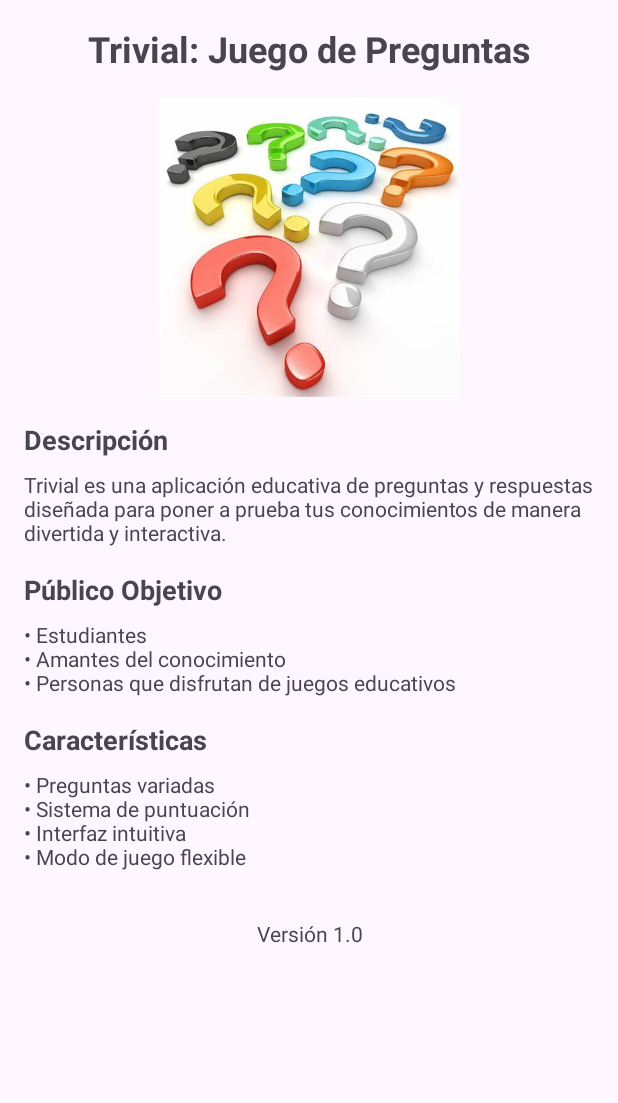
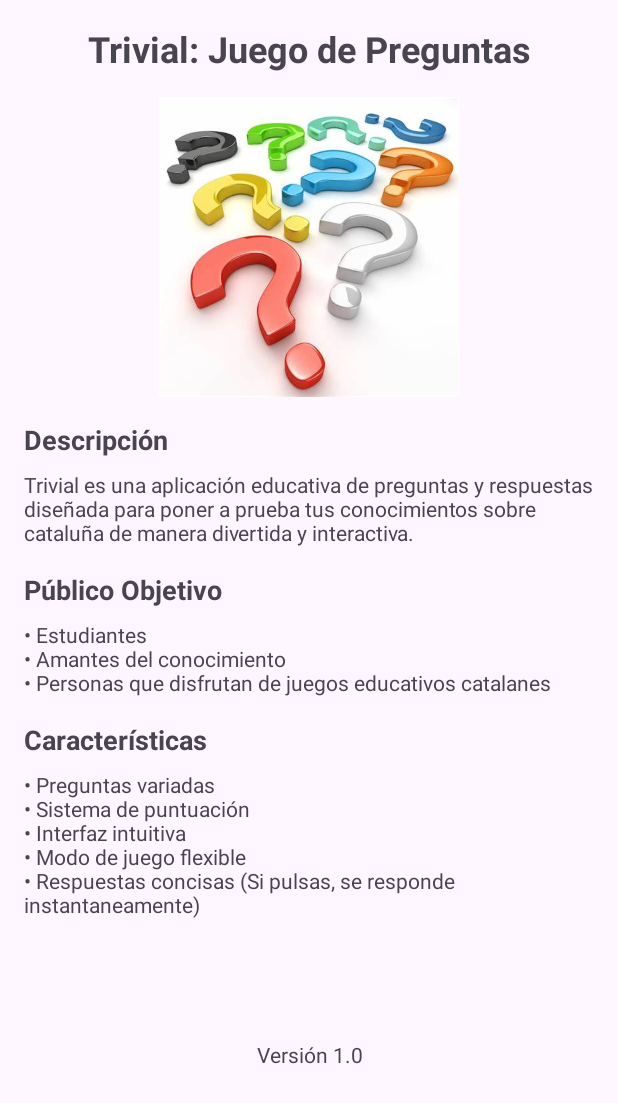
Before and after one commit to SergioReyGarciaInstitutJaumeHuguet/TrivialAndroid, an Android app: the AppInfoActivity screen opened directly, with no data from a screen before it, on a phone screen of 412 x 824 dp. Shown: the top 1103 px of the screen. Run offline under Robolectric (Android 15) with nearby library versions, the phone set to English and light mode, and no system bars.

Commit message:
Cambios de ultima hora

```diff
--- a/app/src/main/res/layout/activity_app_info.xml
+++ b/app/src/main/res/layout/activity_app_info.xml
@@ -37,8 +37,8 @@
         <TextView
             android:layout_width="match_parent"
             android:layout_height="wrap_content"
-            android:text="Trivial es una aplicación educativa de preguntas y respuestas diseñada para poner a prueba tus conocimientos de manera divertida y interactiva."
-            android:layout_marginBottom="16dp"/>
+            android:layout_marginBottom="16dp"
+            android:text="Trivial es una aplicación educativa de preguntas y respuestas diseñada para poner a prueba tus conocimientos sobre cataluña de manera divertida y interactiva." />
 
         <TextView
             android:layout_width="match_parent"
@@ -51,8 +51,8 @@
         <TextView
             android:layout_width="match_parent"
             android:layout_height="wrap_content"
-            android:text="• Estudiantes\n• Amantes del conocimiento\n• Personas que disfrutan de juegos educativos"
-            android:layout_marginBottom="16dp"/>
+            android:layout_marginBottom="16dp"
+            android:text="• Estudiantes\n• Amantes del conocimiento\n• Personas que disfrutan de juegos educativos catalanes" />
 
         <TextView
             android:layout_width="match_parent"
@@ -64,9 +64,9 @@
 
         <TextView
             android:layout_width="match_parent"
-            android:layout_height="wrap_content"
-            android:text="• Preguntas variadas\n• Sistema de puntuación\n• Interfaz intuitiva\n• Modo de juego flexible"
-            android:layout_marginBottom="16dp"/>
+            android:layout_height="148dp"
+            android:layout_marginBottom="16dp"
+            android:text="• Preguntas variadas\n• Sistema de puntuación\n• Interfaz intuitiva\n• Modo de juego flexible\n• Respuestas concisas (Si pulsas, se responde instantaneamente)" />
 
         <TextView
             android:layout_width="match_parent"
```
